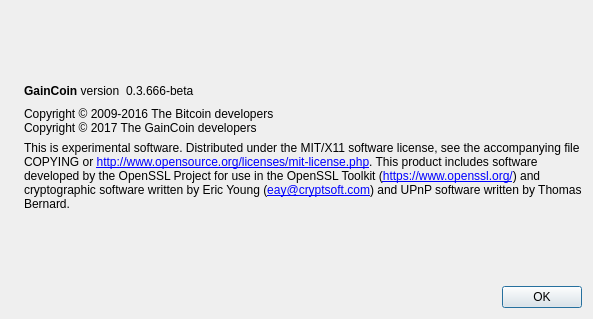
MyCryptoCoins/gsave, file src/qt/forms/aboutdialog.ui: the form before one commit.
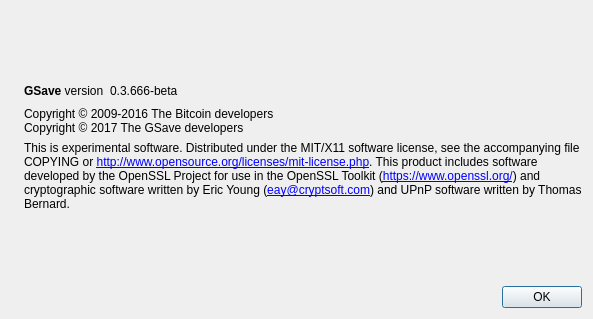
The form after the commit. Icons and pictures are not drawn.

Diff of the .ui file:
```diff
--- a/src/qt/forms/aboutdialog.ui
+++ b/src/qt/forms/aboutdialog.ui
@@ -50,7 +50,7 @@
           <cursorShape>IBeamCursor</cursorShape>
          </property>
          <property name="text">
-          <string>&lt;html&gt;&lt;head/&gt;&lt;body&gt;&lt;p&gt;&lt;span style=&quot; font-weight:600;&quot;&gt;GainCoin&lt;/span&gt; version&lt;/p&gt;&lt;/body&gt;&lt;/html&gt;</string>
+          <string>&lt;html&gt;&lt;head/&gt;&lt;body&gt;&lt;p&gt;&lt;span style=&quot; font-weight:600;&quot;&gt;GSave&lt;/span&gt; version&lt;/p&gt;&lt;/body&gt;&lt;/html&gt;</string>
          </property>
          <property name="textInteractionFlags">
           <set>Qt::LinksAccessibleByMouse|Qt::TextSelectableByKeyboard|Qt::TextSelectableByMouse</set>
@@ -92,7 +92,7 @@
        </property>
        <property name="text">
         <string>Copyright © 2009-2016 The Bitcoin developers
-Copyright © 2017 The GainCoin developers</string>
+Copyright © 2017 The GSave developers</string>
        </property>
        <property name="textInteractionFlags">
         <set>Qt::LinksAccessibleByMouse|Qt::TextSelectableByKeyboard|Qt::TextSelectableByMouse</set>
```
Left out of the diff: 2 changed lines with no effect on the pictures.
